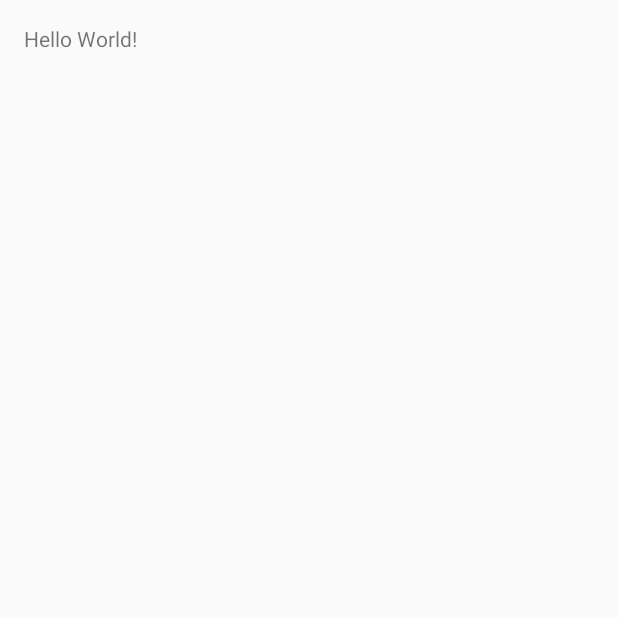
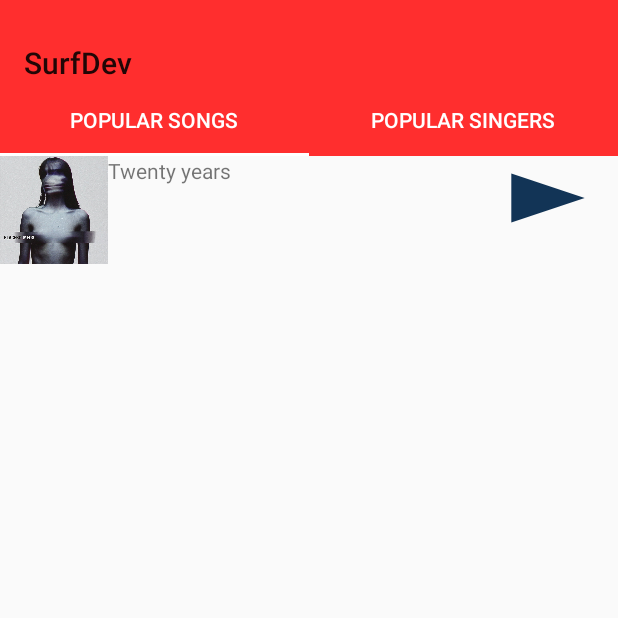
Before and after one commit to gglcrash/SurfDev, an Android app: the MainActivity screen opened directly, with no data from a screen before it, on a phone screen of 412 x 824 dp, the top half of it. Before the commit the part shown is almost empty. Run offline under Robolectric (Android 15) with nearby library versions, the phone set to English and light mode, and no system bars.

Commit message:
Главное окно

```diff
--- /dev/null
+++ b/app/src/main/java/com/practice/surfdev/CutomBlock.java
@@ -0,0 +1,28 @@
+package com.practice.surfdev;
+
+import android.content.Context;
+import android.util.AttributeSet;
+import android.widget.LinearLayout;
+import android.widget.TextView;
+
+public class CutomBlock extends LinearLayout {
+
+    private String[] songs = new String[]{"Drag", "Infra-Red", "Twenty years"};
+
+    public CutomBlock(Context context) {
+        this(context, null);
+    }
+
+    public CutomBlock(Context context, AttributeSet attrs) {
+        super(context, attrs);
+        init(context);
+    }
+
+    private void init(Context context) {
+        inflate(context, R.layout.custom_block, this);
+        TextView textView = (TextView) findViewById(R.id.block_text_view);
+        for (int i = 0; i < songs.length; i++) {
+            textView.setText(songs[i] + "\n");
+        }
+    }
+}
--- /dev/null
+++ b/app/src/main/java/com/practice/surfdev/FragmentMainPage.java
@@ -0,0 +1,29 @@
+package com.practice.surfdev;
+
+import android.os.Bundle;
+import android.support.v4.app.Fragment;
+import android.view.LayoutInflater;
+import android.view.View;
+import android.view.ViewGroup;
+
+public class FragmentMainPage extends Fragment {
+
+    public static FragmentMainPage newInstance(int page) {
+        FragmentMainPage fragment = new FragmentMainPage();
+        Bundle args = new Bundle();
+        args.putInt("num", page);
+        fragment.setArguments(args);
+        return fragment;
+    }
+
+    @Override
+    public void onCreate(Bundle savedInstanceState) {
+        super.onCreate(savedInstanceState);
+    }
+
+    @Override
+    public View onCreateView(LayoutInflater inflater, ViewGroup container, Bundle savedInstanceState) {
+        View result = inflater.inflate(R.layout.fragment_main_page, container, false);
+        return result;
+    }
+}
--- a/app/src/main/java/com/practice/surfdev/ui/BaseActivity.java
+++ b/app/src/main/java/com/practice/surfdev/ui/BaseActivity.java
@@ -6,15 +6,13 @@ import android.graphics.drawable.ColorDrawable;
 import android.support.v7.app.AppCompatActivity;
 import android.widget.Toast;
 
+
 import com.practice.surfdev.R;
-import com.practice.surfdev.utils.ConstantManager;
 
 public class BaseActivity extends AppCompatActivity {
+
     protected ProgressDialog mProgressDialog;
 
-    /**
-     * показать кружок загрузки
-     */
     public void showProgress(){
         if(mProgressDialog==null){
             mProgressDialog=new ProgressDialog(this, R.style.custom_dialog);
--- a/app/src/main/java/com/practice/surfdev/ui/MainActivity.java
+++ b/app/src/main/java/com/practice/surfdev/ui/MainActivity.java
@@ -1,6 +1,14 @@
 package com.practice.surfdev.ui;
 
 import android.os.Bundle;
+import android.support.design.widget.TabLayout;
+import android.support.v4.app.Fragment;
+import android.support.v4.app.FragmentManager;
+import android.support.v4.app.FragmentPagerAdapter;
+import android.support.v4.view.ViewPager;
+import android.support.v7.widget.Toolbar;
+
+import com.practice.surfdev.FragmentMainPage;
 import com.practice.surfdev.R;
 
 public class MainActivity extends BaseActivity {
@@ -10,5 +18,39 @@ public class MainActivity extends BaseActivity {
         super.onCreate(savedInstanceState);
         setContentView(R.layout.activity_main);
 
+        Toolbar toolbar = (Toolbar) findViewById(R.id.toolbar);
+        setSupportActionBar(toolbar);
+
+        ViewPager pager = (ViewPager) findViewById(R.id.main_pager);
+        pager.setAdapter(new PageAdapter(getSupportFragmentManager()));
+
+        TabLayout tabLayout = (TabLayout) findViewById(R.id.main_tablayout);
+        tabLayout.setupWithViewPager(pager);
+
+    }
+
+    private class PageAdapter extends FragmentPagerAdapter {
+
+        private String tabTitles[] = new String[]{"Popular songs", "Popular singers"};
+
+        public PageAdapter(FragmentManager manager) {
+            super(manager);
+        }
+
+        @Override
+        public int getCount() {
+            return 2;
+        }
+
+        @Override
+        public Fragment getItem(int position) {
+            return FragmentMainPage.newInstance(position);
+        }
+
+        @Override
+        public CharSequence getPageTitle(int position) {
+            return tabTitles[position];
+        }
+
     }
 }
--- /dev/null
+++ b/app/src/main/res/drawable/ic_account_box.xml
@@ -0,0 +1,9 @@
+<vector xmlns:android="http://schemas.android.com/apk/res/android"
+        android:width="24dp"
+        android:height="24dp"
+        android:viewportWidth="24.0"
+        android:viewportHeight="24.0">
+    <path
+        android:fillColor="#000000"
+        android:pathData="M3,5v14c0,1.1 0.89,2 2,2h14c1.1,0 2,-0.9 2,-2L21,5c0,-1.1 -0.9,-2 -2,-2L5,3c-1.11,0 -2,0.9 -2,2zM15,9c0,1.66 -1.34,3 -3,3s-3,-1.34 -3,-3 1.34,-3 3,-3 3,1.34 3,3zM6,17c0,-2 4,-3.1 6,-3.1s6,1.1 6,3.1v1L6,18v-1z"/>
+</vector>
--- /dev/null
+++ b/app/src/main/res/drawable/ic_contact.xml
@@ -0,0 +1,9 @@
+<vector xmlns:android="http://schemas.android.com/apk/res/android"
+        android:width="24dp"
+        android:height="24dp"
+        android:viewportWidth="24.0"
+        android:viewportHeight="24.0">
+    <path
+        android:fillColor="#000000"
+        android:pathData="M21,8V7l-3,2 -3,-2v1l3,2 3,-2zm1,-5H2C0.9,3 0,3.9 0,5v14c0,1.1 0.9,2 2,2h20c1.1,0 1.99,-0.9 1.99,-2L24,5c0,-1.1 -0.9,-2 -2,-2zM8,6c1.66,0 3,1.34 3,3s-1.34,3 -3,3 -3,-1.34 -3,-3 1.34,-3 3,-3zm6,12H2v-1c0,-2 4,-3.1 6,-3.1s6,1.1 6,3.1v1zm8,-6h-8V6h8v6z"/>
+</vector>
--- /dev/null
+++ b/app/src/main/res/drawable/ic_play_arrow.xml
@@ -0,0 +1,9 @@
+<vector xmlns:android="http://schemas.android.com/apk/res/android"
+        android:width="56dp"
+        android:height="56dp"
+        android:viewportWidth="24.0"
+        android:viewportHeight="24.0">
+    <path
+        android:fillColor="#123456"
+        android:pathData="M8,5v14l11,-7z"/>
+</vector>
--- /dev/null
+++ b/app/src/main/res/drawable/ic_settings.xml
@@ -0,0 +1,9 @@
+<vector xmlns:android="http://schemas.android.com/apk/res/android"
+        android:width="24dp"
+        android:height="24dp"
+        android:viewportWidth="24.0"
+        android:viewportHeight="24.0">
+    <path
+        android:fillColor="#000000"
+        android:pathData="M19.43,12.98c0.04,-0.32 0.07,-0.64 0.07,-0.98s-0.03,-0.66 -0.07,-0.98l2.11,-1.65c0.19,-0.15 0.24,-0.42 0.12,-0.64l-2,-3.46c-0.12,-0.22 -0.39,-0.3 -0.61,-0.22l-2.49,1c-0.52,-0.4 -1.08,-0.73 -1.69,-0.98l-0.38,-2.65C14.46,2.18 14.25,2 14,2h-4c-0.25,0 -0.46,0.18 -0.49,0.42l-0.38,2.65c-0.61,0.25 -1.17,0.59 -1.69,0.98l-2.49,-1c-0.23,-0.09 -0.49,0 -0.61,0.22l-2,3.46c-0.13,0.22 -0.07,0.49 0.12,0.64l2.11,1.65c-0.04,0.32 -0.07,0.65 -0.07,0.98s0.03,0.66 0.07,0.98l-2.11,1.65c-0.19,0.15 -0.24,0.42 -0.12,0.64l2,3.46c0.12,0.22 0.39,0.3 0.61,0.22l2.49,-1c0.52,0.4 1.08,0.73 1.69,0.98l0.38,2.65c0.03,0.24 0.24,0.42 0.49,0.42h4c0.25,0 0.46,-0.18 0.49,-0.42l0.38,-2.65c0.61,-0.25 1.17,-0.59 1.69,-0.98l2.49,1c0.23,0.09 0.49,0 0.61,-0.22l2,-3.46c0.12,-0.22 0.07,-0.49 -0.12,-0.64l-2.11,-1.65zM12,15.5c-1.93,0 -3.5,-1.57 -3.5,-3.5s1.57,-3.5 3.5,-3.5 3.5,1.57 3.5,3.5 -1.57,3.5 -3.5,3.5z"/>
+</vector>
--- a/app/src/main/res/layout/activity_main.xml
+++ b/app/src/main/res/layout/activity_main.xml
@@ -1,17 +1,50 @@
 <?xml version="1.0" encoding="utf-8"?>
-<RelativeLayout
-    xmlns:android="http://schemas.android.com/apk/res/android"
+<android.support.v4.widget.DrawerLayout xmlns:android="http://schemas.android.com/apk/res/android"
+    xmlns:app="http://schemas.android.com/apk/res-auto"
     xmlns:tools="http://schemas.android.com/tools"
     android:layout_width="match_parent"
-    android:layout_height="match_parent"
-    android:paddingBottom="@dimen/activity_vertical_margin"
-    android:paddingLeft="@dimen/activity_horizontal_margin"
-    android:paddingRight="@dimen/activity_horizontal_margin"
-    android:paddingTop="@dimen/activity_vertical_margin"
-    tools:context=".ui.MainActivity">
+    android:layout_height="match_parent">
 
-    <TextView
-        android:layout_width="wrap_content"
-        android:layout_height="wrap_content"
-        android:text="Hello World!"/>
-</RelativeLayout>
+    <LinearLayout
+        android:id="@+id/activity_main"
+        android:layout_width="match_parent"
+        android:layout_height="match_parent"
+        android:orientation="vertical"
+        tools:context="com.example.surf.MainPageActivity">
+
+        <android.support.v7.widget.Toolbar
+            android:id="@+id/toolbar"
+            android:layout_width="match_parent"
+            android:layout_height="?attr/actionBarSize"
+            android:background="@color/color_primary"
+            android:paddingTop="24dp" />
+
+        <android.support.design.widget.TabLayout
+            android:id="@+id/main_tablayout"
+            android:layout_width="match_parent"
+            android:layout_height="wrap_content"
+            android:background="@color/color_primary"
+            app:tabGravity="fill"
+            app:tabIndicatorColor="@color/white"
+            app:tabMode="fixed"
+            app:tabSelectedTextColor="@color/white"
+            app:tabTextColor="@color/white" />
+
+        <android.support.v4.view.ViewPager
+            android:id="@+id/main_pager"
+            android:layout_width="match_parent"
+            android:layout_height="match_parent" />
+    </LinearLayout>
+
+    <android.support.design.widget.NavigationView
+        android:id="@+id/navigation_view"
+        android:layout_width="match_parent"
+        android:layout_height="match_parent"
+        android:layout_gravity="left"
+        app:headerLayout="@layout/drawer_header"
+        app:menu="@menu/drawer_menu"
+        app:itemTextColor="@color/color_primary_dark"
+        app:itemIconTint="@color/color_primary">
+    </android.support.design.widget.NavigationView>
+
+</android.support.v4.widget.DrawerLayout>
--- /dev/null
+++ b/app/src/main/res/layout/custom_block.xml
@@ -0,0 +1,25 @@
+<?xml version="1.0" encoding="utf-8"?>
+<LinearLayout xmlns:android="http://schemas.android.com/apk/res/android"
+    android:layout_width="match_parent"
+    android:layout_height="wrap_content"
+    android:orientation="horizontal">
+
+    <ImageView
+        android:id="@+id/block_image_view"
+        android:layout_width="72dp"
+        android:layout_height="72dp"
+        android:background="@drawable/placebo_meds" />
+
+    <TextView
+        android:id="@+id/block_text_view"
+        android:layout_width="wrap_content"
+        android:layout_height="wrap_content"
+        android:layout_weight="3" />
+
+    <ImageButton
+        android:id="@+id/block_button_play"
+        android:layout_width="wrap_content"
+        android:layout_height="wrap_content"
+        android:layout_weight="1"
+        android:background="@drawable/ic_play_arrow" />
+</LinearLayout>
--- /dev/null
+++ b/app/src/main/res/layout/drawer_header.xml
@@ -0,0 +1,8 @@
+<?xml version="1.0" encoding="utf-8"?>
+<ImageView xmlns:android="http://schemas.android.com/apk/res/android"
+    android:layout_width="match_parent"
+    android:layout_height="wrap_content"
+    android:adjustViewBounds="true"
+    android:orientation="vertical"
+    android:scaleType="fitCenter"
+    android:src="@drawable/header" />
--- /dev/null
+++ b/app/src/main/res/layout/fragment_main_page.xml
@@ -0,0 +1,12 @@
+<?xml version="1.0" encoding="utf-8"?>
+<RelativeLayout xmlns:android="http://schemas.android.com/apk/res/android"
+    android:layout_width="match_parent"
+    android:layout_height="match_parent"
+    android:orientation="vertical">
+
+    <com.practice.surfdev.CutomBlock
+        android:id="@+id/custom_block"
+        android:layout_width="match_parent"
+        android:layout_height="wrap_content" />
+
+</RelativeLayout>
--- /dev/null
+++ b/app/src/main/res/menu/drawer_menu.xml
@@ -0,0 +1,21 @@
+<?xml version="1.0" encoding="utf-8"?>
+<menu xmlns:android="http://schemas.android.com/apk/res/android">
+    <group android:checkableBehavior="single">
+        <item
+            android:id="@+id/nav_profile"
+            android:icon="@drawable/ic_account_box"
+            android:title="Profile" />
+        <item
+            android:id="@+id/nav_settings"
+            android:icon="@drawable/ic_settings"
+            android:title="Setings" />
+    </group>
+    <item android:title="Communicate">
+        <menu>
+            <item
+                android:id="@+id/nav_contact"
+                android:icon="@drawable/ic_contact"
+                android:title="Contact" />
+        </menu>
+    </item>
+</menu>
```
Also changed, not shown: app/build.gradle (+7 -8 lines), app/src/main/res/drawable/header.jpg (added), app/src/main/res/drawable/placebo_meds.jpg (added).
